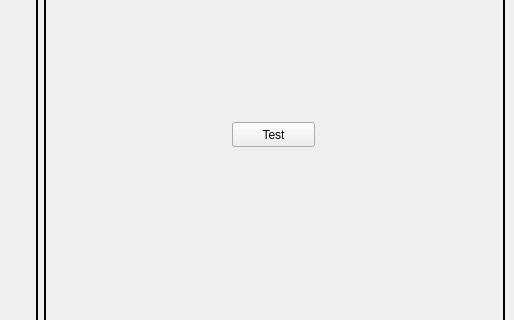
This is src/L4/ui/gsmainwindow.ui in vedangnaik/Carina-mirror as Qt 5 draws it before an edit; both pictures show x 433 to 947 and y 136 to 456 of the 947 by 652 pixel window. The edited form follows.
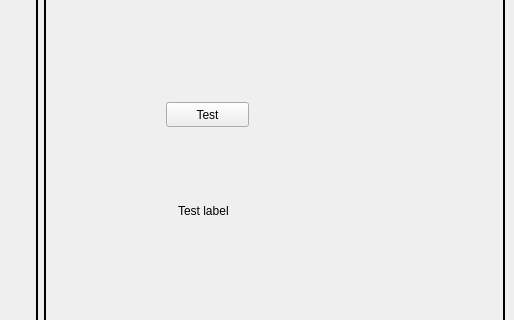
This is the edited form. Custom widgets are drawn as their Qt base class.

Commit message: Added lazy implementation of movable qlabel

What changed in the file:
```diff
--- a/src/L4/ui/gsmainwindow.ui
+++ b/src/L4/ui/gsmainwindow.ui
@@ -50,8 +50,8 @@
       <widget class="MovableQPushButton" name="pushButton">
        <property name="geometry">
         <rect>
-         <x>188</x>
-         <y>230</y>
+         <x>122</x>
+         <y>210</y>
          <width>83</width>
          <height>25</height>
         </rect>
@@ -72,6 +72,19 @@
         <bool>true</bool>
        </property>
       </widget>
+      <widget class="MovableQLabel" name="label">
+       <property name="geometry">
+        <rect>
+         <x>134</x>
+         <y>310</y>
+         <width>62</width>
+         <height>17</height>
+        </rect>
+       </property>
+       <property name="text">
+        <string>Test label</string>
+       </property>
+      </widget>
      </widget>
     </item>
    </layout>
@@ -106,6 +119,11 @@
    <extends>QPushButton</extends>
    <header>src/L4/ui/MovableQPushButton.h</header>
   </customwidget>
+  <customwidget>
+   <class>MovableQLabel</class>
+   <extends>QLabel</extends>
+   <header>src/L4/ui/MovableQLabel.h</header>
+  </customwidget>
  </customwidgets>
  <resources/>
  <connections/>
```
The commit also changes 4 other files.
